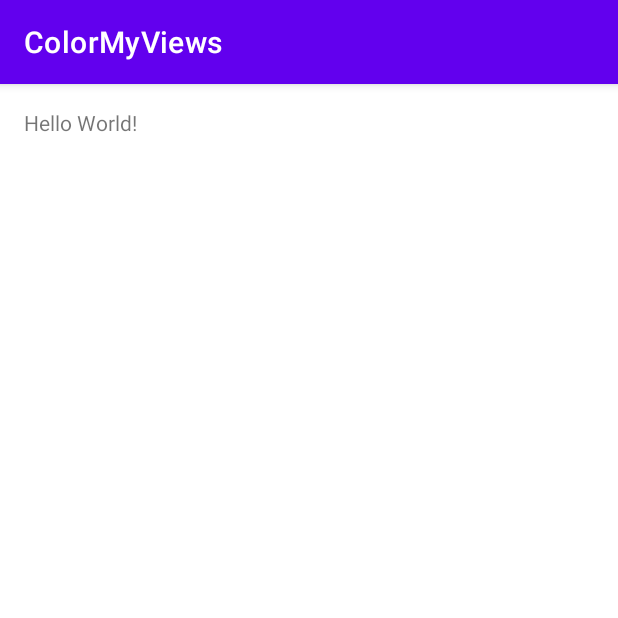
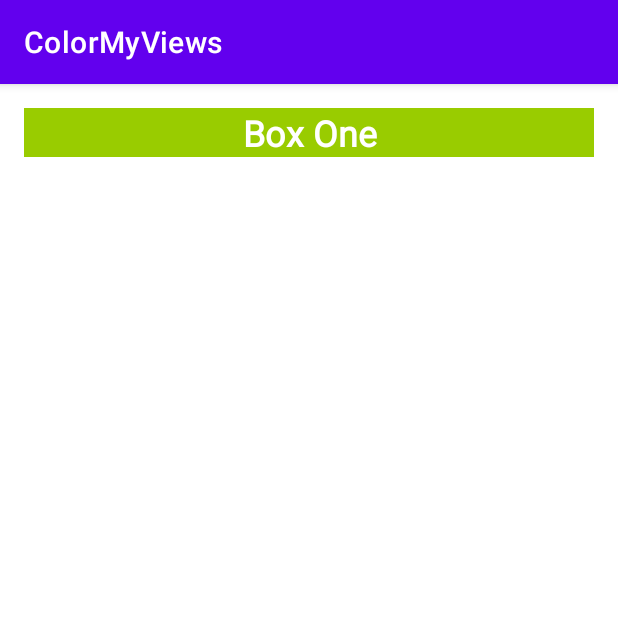
Before and after one commit to mengting-android-learning/ColorMyViews, an Android app: the screen it shows after launch (MainActivity), on a phone screen of 412 x 824 dp, the top half of it. Run offline under Robolectric (Android 15) with nearby library versions, the phone set to English and light mode, and no system bars.

Commit message:
[feat]:style the textview

```diff
--- a/app/src/main/res/layout/activity_main.xml
+++ b/app/src/main/res/layout/activity_main.xml
@@ -8,12 +8,14 @@
     tools:context=".MainActivity">
 
     <TextView
+        android:id="@+id/box_one_text"
+        style="@style/whiteBox"
         android:layout_width="0dp"
-        android:layout_height="19dp"
+        android:layout_height="wrap_content"
         android:layout_marginStart="@dimen/margin_wide"
         android:layout_marginTop="@dimen/margin_wide"
         android:layout_marginEnd="@dimen/margin_wide"
-        android:text="Hello World!"
+        android:text="@string/box_one"
         app:layout_constraintEnd_toEndOf="parent"
         app:layout_constraintStart_toStartOf="parent"
         app:layout_constraintTop_toTopOf="parent" />
--- a/app/src/main/res/values/dimens.xml
+++ b/app/src/main/res/values/dimens.xml
@@ -1,4 +1,5 @@
 <?xml version="1.0" encoding="utf-8"?>
 <resources>
     <dimen name="margin_wide">16dp</dimen>
+    <dimen name="box_text_size">24sp</dimen>
 </resources>
--- a/app/src/main/res/values/strings.xml
+++ b/app/src/main/res/values/strings.xml
@@ -1,3 +1,4 @@
 <resources>
     <string name="app_name">ColorMyViews</string>
+    <string name="box_one">Box One</string>
 </resources>
--- /dev/null
+++ b/app/src/main/res/values/styles.xml
@@ -0,0 +1,11 @@
+<?xml version="1.0" encoding="utf-8"?>
+<resources>
+    <style name="whiteBox">
+        <item name="android:background">@android:color/holo_green_light</item>
+        <item name="android:textAlignment">center</item>
+        <item name="android:textSize">@dimen/box_text_size</item>
+        <item name="android:textStyle">bold</item>
+        <item name="android:textColor">@android:color/white</item>
+        <item name="android:fontFamily">@font/roboto</item>
+    </style>
+</resources>
```
Also changed, not shown: app/src/main/res/font/roboto.ttf (added).
